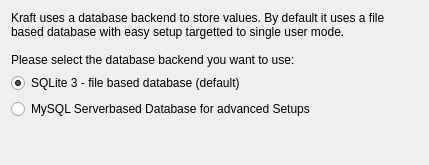
Qt form src/dbselect.ui (dragotin/kraft) before a commit.
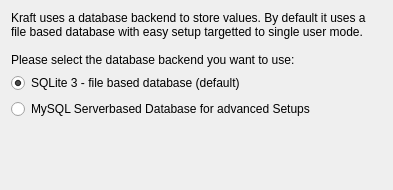
The same form after that commit.

Diff of the .ui file:
```diff
--- a/src/dbselect.ui
+++ b/src/dbselect.ui
@@ -6,8 +6,8 @@
    <rect>
     <x>0</x>
     <y>0</y>
-    <width>429</width>
-    <height>165</height>
+    <width>393</width>
+    <height>190</height>
    </rect>
   </property>
   <layout class="QGridLayout" name="gridLayout">
```
